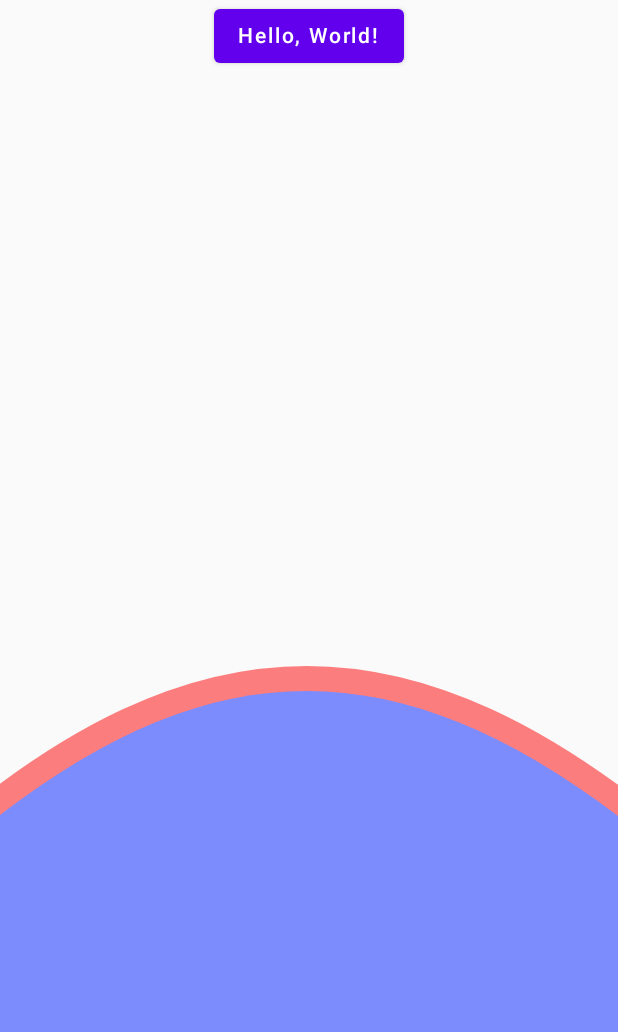
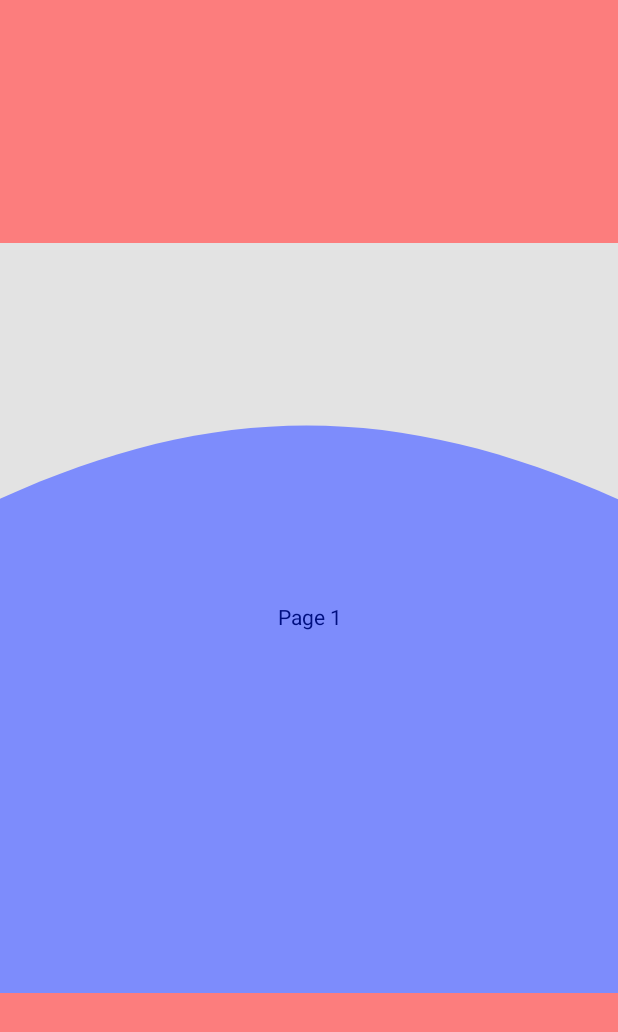
Before and after one commit to git-jr/KMPSensors, an Android app built with Jetpack Compose: the screen it shows after launch (MainActivity), on a phone screen of 412 x 824 dp. Shown: the top 1032 px of the screen. Run offline under Robolectric (Android 15) with nearby library versions, the phone set to English and light mode, and no system bars; our stand-ins replace Compose Multiplatform resources.

Commit message:
feat: adding horizontalPager with wave motions

```diff
--- a/androidApp/build.gradle.kts
+++ b/androidApp/build.gradle.kts
@@ -37,5 +37,5 @@ android {
     }
 }
 dependencies {
-    implementation("androidx.compose.foundation:foundation-layout-android:1.5.0")
+   // implementation("androidx.compose.foundation:foundation-layout-android:1.5.0")
 }
--- a/androidApp/src/androidMain/kotlin/com/myapplication/MainActivity.kt
+++ b/androidApp/src/androidMain/kotlin/com/myapplication/MainActivity.kt
@@ -1,5 +1,9 @@
 package com.myapplication
 
+//import androidx.compose.animation.core.Spring
+//import androidx.compose.animation.core.animateFloatAsState
+//import androidx.compose.animation.core.spring
+//import androidx.compose.foundation.Canvas
 import MainView
 import android.content.Context
 import android.hardware.Sensor
@@ -10,28 +14,9 @@ import android.os.Bundle
 import android.util.Log
 import androidx.activity.compose.setContent
 import androidx.appcompat.app.AppCompatActivity
-import androidx.compose.animation.core.Spring
-import androidx.compose.animation.core.animateFloatAsState
-import androidx.compose.animation.core.spring
-import androidx.compose.foundation.Canvas
-import androidx.compose.foundation.layout.Arrangement
-import androidx.compose.foundation.layout.Box
-import androidx.compose.foundation.layout.Column
-import androidx.compose.foundation.layout.fillMaxSize
-import androidx.compose.foundation.layout.fillMaxWidth
-import androidx.compose.foundation.layout.size
 import androidx.compose.runtime.getValue
-import androidx.compose.runtime.mutableFloatStateOf
+import androidx.compose.runtime.mutableStateOf
 import androidx.compose.runtime.setValue
-import androidx.compose.ui.Alignment
-import androidx.compose.ui.Modifier
-import androidx.compose.ui.draw.alpha
-import androidx.compose.ui.draw.rotate
-import androidx.compose.ui.graphics.Color
-import androidx.compose.ui.graphics.Path
-import androidx.compose.ui.graphics.drawscope.Fill
-import androidx.compose.ui.graphics.drawscope.Stroke
-import androidx.compose.ui.unit.dp
 import kotlin.math.PI
 
 
@@ -43,102 +28,110 @@ class MainActivity : AppCompatActivity(), SensorEventListener {
     private var gravity: FloatArray? = null
     private var geomagnetic: FloatArray? = null
 
-    private var valueToBeChangedOnTheLeft by mutableFloatStateOf(4f)
-    private var valueToBeChangedOnTheRight by mutableFloatStateOf(4f)
+    private var valueToBeChangedOnTheLeft by mutableStateOf(4f)
+    private var valueToBeChangedOnTheRight by mutableStateOf(4f)
 
-    private var rotate by mutableFloatStateOf(0f)
+    private var rotate by mutableStateOf(0f)
 
     override fun onCreate(savedInstanceState: Bundle?) {
         super.onCreate(savedInstanceState)
 
-        initSensors()
+        setContent {
+            MainView()
+        }
 
-        setContent {
-            val animatedOffset by animateFloatAsState(
-                targetValue = rotate,
-                animationSpec = spring(
-                    dampingRatio = Spring.DampingRatioHighBouncy,
-                    stiffness = Spring.StiffnessLow
-                ), label = "animated rotation"
-            )
+        //initSensors()
 
+        // Old()
+    }
 
-            Box {
-                Box(
-                    modifier = Modifier
-                        .rotate(animatedOffset)
-                        .fillMaxSize()
-                ) {
-                    MainView()
-                }
-
-                Column(
-                    modifier = Modifier
-                        .fillMaxSize(),
-                    verticalArrangement = Arrangement.Bottom,
-                    horizontalAlignment = Alignment.CenterHorizontally
-                ) {
-
-                    Box(
-                        modifier = Modifier
-                            .alpha(0.5f)
-                            .fillMaxWidth()
-                            .weight(1f),
-                        contentAlignment = Alignment.BottomCenter
-                    ) {
-
-                        var width: Float
-                        var height = 1080f
-
-
-                        val startHeight by animateFloatAsState(
-                            targetValue = height / valueToBeChangedOnTheLeft,
-                            animationSpec = spring(
-                                dampingRatio = Spring.DampingRatioHighBouncy,
-                                stiffness = Spring.StiffnessLow
-                            ), label = "animate of the start height"
-                        )
-
-                        val endHeight by animateFloatAsState(
-                            targetValue = height / valueToBeChangedOnTheRight,
-                            animationSpec = spring(
-                                dampingRatio = Spring.DampingRatioHighBouncy,
-                                stiffness = Spring.StiffnessLow
-                            ), label = "animate of the end height"
-                        )
-
-                        Canvas(
-                            modifier = Modifier
-                                .size(500.dp)
-                        ) {
-                            width = size.width
-                            height = size.height
-
-                            val peakHeight = height * 0.2f
-                            val dipHeight = height * 0.2f
-
-                            val path = Path().apply {
-                                moveTo(-50f, startHeight + 100)  // Começa no canto esquerdo
-                                cubicTo(
-                                    width * 0.33f, peakHeight,  // Primeiro ponto de controle
-                                    width * 0.66f, dipHeight,  // Segundo ponto de controle
-                                    width + 50, endHeight + 100  // Termina no canto direito
-                                )
-                                lineTo(width + 50, height)  // Vai para a borda inferior direita
-                                lineTo(-50f, height)  // Vai para a borda inferior esquerda
-                                close()  // Fecha o Path, voltando ao ponto inicial
-                            }
-
-                            drawPath(path, color = Color(255, 0, 0), style = Stroke(width = 50f))
-
-                            drawPath(path, color = Color(0, 30, 255, 255), style = Fill)
-
-                        }
-                    }
-                }
-            }
-        }
-    }
+//    private fun Old() {
+//        setContent {
+//            val animatedOffset by animateFloatAsState(
+//                targetValue = rotate,
+//                animationSpec = spring(
+//                    dampingRatio = Spring.DampingRatioHighBouncy,
+//                    stiffness = Spring.StiffnessLow
+//                ), label = "animated rotation"
+//            )
+//
+//
+//            Box {
+//                Box(
+//                    modifier = Modifier
+//                        .rotate(animatedOffset)
+//                        .fillMaxSize()
+//                ) {
+//                    MainView()
+//                }
+//
+//                Column(
+//                    modifier = Modifier
+//                        .fillMaxSize(),
+//                    verticalArrangement = Arrangement.Bottom,
+//                    horizontalAlignment = Alignment.CenterHorizontally
+//                ) {
+//
+//                    Box(
+//                        modifier = Modifier
+//                            .alpha(0.5f)
+//                            .fillMaxWidth()
+//                            .weight(1f),
+//                        contentAlignment = Alignment.BottomCenter
+//                    ) {
+//
+//                        var width: Float
+//                        var height = 1080f
+//
+//
+//                        val startHeight by animateFloatAsState(
+//                            targetValue = height / valueToBeChangedOnTheLeft,
+//                            animationSpec = spring(
+//                                dampingRatio = Spring.DampingRatioHighBouncy,
+//                                stiffness = Spring.StiffnessLow
+//                            ), label = "animate of the start height"
+//                        )
+//
+//                        val endHeight by animateFloatAsState(
+//                            targetValue = height / valueToBeChangedOnTheRight,
+//                            animationSpec = spring(
+//                                dampingRatio = Spring.DampingRatioHighBouncy,
+//                                stiffness = Spring.StiffnessLow
+//                            ), label = "animate of the end height"
+//                        )
+//
+//                        Canvas(
+//                            modifier = Modifier
+//                                .size(500.dp)
+//                        ) {
+//                            width = size.width
+//                            height = size.height
+//
+//                            val peakHeight = height * 0.2f
+//                            val dipHeight = height * 0.2f
+//
+//                            val path = Path().apply {
+//                                moveTo(-50f, startHeight + 100)  // Começa no canto esquerdo
+//                                cubicTo(
+//                                    width * 0.33f, peakHeight,  // Primeiro ponto de controle
+//                                    width * 0.66f, dipHeight,  // Segundo ponto de controle
+//                                    width + 50, endHeight + 100  // Termina no canto direito
+//                                )
+//                                lineTo(width + 50, height)  // Vai para a borda inferior direita
+//                                lineTo(-50f, height)  // Vai para a borda inferior esquerda
+//                                close()  // Fecha o Path, voltando ao ponto inicial
+//                            }
+//
+//                            drawPath(path, color = Color(255, 0, 0), style = Stroke(width = 50f))
+//
+//                            drawPath(path, color = Color(0, 30, 255, 255), style = Fill)
+//
+//                        }
+//                    }
+//                }
+//            }
+//        }
+//    }
 
 
     private fun initSensors() {
@@ -169,7 +162,12 @@ class MainActivity : AppCompatActivity(), SensorEventListener {
         if (gravity != null && geomagnetic != null) {
             val firstArrayOfRotation = FloatArray(9)
             val seconArrayOfRotation = FloatArray(9)
-            val success = SensorManager.getRotationMatrix(firstArrayOfRotation, seconArrayOfRotation, gravity, geomagnetic)
+            val success = SensorManager.getRotationMatrix(
+                firstArrayOfRotation,
+                seconArrayOfRotation,
+                gravity,
+                geomagnetic
+            )
             if (success) {
                 val orientation = FloatArray(3)
                 SensorManager.getOrientation(firstArrayOfRotation, orientation)
--- a/settings.gradle.kts
+++ b/settings.gradle.kts
@@ -1,4 +1,4 @@
-rootProject.name = "MyApplication"
+rootProject.name = "ComposeSensors"
 
 include(":androidApp")
 include(":shared")
--- a/shared/src/commonMain/kotlin/App.kt
+++ b/shared/src/commonMain/kotlin/App.kt
@@ -1,27 +1,204 @@
 import androidx.compose.animation.AnimatedVisibility
 import androidx.compose.animation.core.Spring
+import androidx.compose.animation.core.animateFloatAsState
 import androidx.compose.animation.core.spring
 import androidx.compose.animation.expandVertically
 import androidx.compose.animation.fadeIn
+import androidx.compose.foundation.Canvas
 import androidx.compose.foundation.Image
+import androidx.compose.foundation.background
+import androidx.compose.foundation.layout.Arrangement
+import androidx.compose.foundation.layout.Box
 import androidx.compose.foundation.layout.Column
+import androidx.compose.foundation.layout.fillMaxSize
 import androidx.compose.foundation.layout.fillMaxWidth
+import androidx.compose.foundation.layout.size
 import androidx.compose.material.Button
 import androidx.compose.material.MaterialTheme
 import androidx.compose.material.Text
 import androidx.compose.runtime.Composable
+import androidx.compose.runtime.LaunchedEffect
 import androidx.compose.runtime.getValue
 import androidx.compose.runtime.mutableStateOf
 import androidx.compose.runtime.remember
+import androidx.compose.runtime.rememberCoroutineScope
 import androidx.compose.runtime.setValue
 import androidx.compose.ui.Alignment
 import androidx.compose.ui.Modifier
+import androidx.compose.ui.draw.alpha
+import androidx.compose.ui.draw.rotate
+import androidx.compose.ui.graphics.Color
+import androidx.compose.ui.graphics.Path
+import androidx.compose.ui.graphics.drawscope.Fill
+import androidx.compose.ui.unit.dp
+import kotlinx.coroutines.delay
+import kotlinx.coroutines.launch
 import org.jetbrains.compose.resources.ExperimentalResourceApi
 import org.jetbrains.compose.resources.painterResource
 
+
+private var horizontalPagerInAction by mutableStateOf(false)
+private var valueToBeChangedOnTheLeft by mutableStateOf(0f)
+private var valueToBeChangedOnTheRight by mutableStateOf(0f)
+private var rotate by mutableStateOf(0)
+
+@Composable
+fun App() {
+
+    LaunchedEffect(Unit) {
+        if (getPlatformName() == "ios") {
+            valueToBeChangedOnTheLeft = 10f
+            valueToBeChangedOnTheRight = 10f
+        } else {
+            valueToBeChangedOnTheLeft = 6f
+            valueToBeChangedOnTheRight = 6f
+        }
+    }
+    val scope = rememberCoroutineScope()
+
+    MaterialTheme {
+        Box(
+            Modifier.fillMaxSize(),
+            contentAlignment = Alignment.Center
+        ) {
+            TabScreen(
+                modifier = Modifier,
+                hasMovedToLeft = {
+                    horizontalPagerInAction = true
+                    scope.launch {
+                        val originalValeuLeft = valueToBeChangedOnTheLeft
+                        val targetValeuLeft = originalValeuLeft * 4f
+
+                        valueToBeChangedOnTheLeft = targetValeuLeft
+                        delay(700)
+                        valueToBeChangedOnTheLeft = originalValeuLeft
+                        delay(700)
+                        horizontalPagerInAction = false
+                    }
+                    scope.launch {
+                        val originalValeuRight = valueToBeChangedOnTheRight
+                        val targetValeuRight = originalValeuRight / 2f
+
+                        valueToBeChangedOnTheRight = targetValeuRight
+                        delay(700)
+                        valueToBeChangedOnTheRight = originalValeuRight
+                        delay(700)
+                        horizontalPagerInAction = false
+                    }
+                },
+
+                hasMovedToRight = {
+                    horizontalPagerInAction = true
+                    scope.launch {
+                        val originalValeuLeft = valueToBeChangedOnTheLeft
+                        val targetValeuLeft = originalValeuLeft / 2f
+
+                        valueToBeChangedOnTheLeft = targetValeuLeft
+                        delay(700)
+                        valueToBeChangedOnTheLeft = originalValeuLeft
+                        delay(700)
+                        horizontalPagerInAction = false
+                    }
+                    scope.launch {
+                        val originalValeuRight = valueToBeChangedOnTheRight
+                        val targetValeuRight = originalValeuRight * 4f
+
+                        valueToBeChangedOnTheRight = targetValeuRight
+                        delay(700)
+                        valueToBeChangedOnTheRight = originalValeuRight
+                        delay(700)
+                        horizontalPagerInAction = false
+                    }
+                }
+            )
+
+            SimpleWave(
+                modifier = Modifier
+                    .alpha(0.5f)
+            )
+        }
+    }
+}
+
+@Composable
+private fun SimpleWave(modifier: Modifier) {
+    Column(
+        modifier = modifier
+            .fillMaxSize()
+            .background(Color.Red),
+        verticalArrangement = Arrangement.Center,
+        horizontalAlignment = Alignment.CenterHorizontally
+    ) {
+        Box(
+            modifier = Modifier
+                .fillMaxWidth()
+                .background(Color.LightGray),
+            contentAlignment = Alignment.Center
+        ) {
+
+            var width: Float
+            var height = 1080f
+
+            val animatedOffset by animateFloatAsState(
+                targetValue = rotate.toFloat(),
+                animationSpec = spring(
+                    dampingRatio = Spring.DampingRatioHighBouncy,
+                    stiffness = Spring.StiffnessHigh
+                )
+            )
+
+
+            val startHeight by animateFloatAsState(
+                targetValue = height / valueToBeChangedOnTheLeft,
+                animationSpec = spring(
+                    dampingRatio = Spring.DampingRatioHighBouncy,
+                    stiffness = Spring.StiffnessVeryLow
+                )
+            )
+
+            val endHeight by animateFloatAsState(
+                targetValue = height / valueToBeChangedOnTheRight,
+                animationSpec = spring(
+                    dampingRatio = Spring.DampingRatioHighBouncy,
+                    stiffness = Spring.StiffnessVeryLow
+                )
+            )
+
+            Canvas(
+                modifier = Modifier
+                    .size(500.dp)
+                    .rotate(animatedOffset)
+            ) {
+                width = size.width
+                height = size.height
+
+                val peakHeight = height * 0.2f
+                val dipHeight = height * 0.2f
+
+                val path = Path().apply {
+                    moveTo(-50f, startHeight + 100)  // Começa no canto esquerdo
+                    cubicTo(
+                        width * 0.33f, peakHeight,  // Primeiro ponto de controle
+                        width * 0.66f, dipHeight,  // Segundo ponto de controle
+                        width + 50, endHeight + 100  // Termina no canto direito
+                    )
+                    lineTo(width + 50, height)  // Vai para a borda inferior direita
+                    lineTo(-50f, height)  // Vai para a borda inferior esquerda
+                    close()  // Fecha o Path, voltando ao ponto inicial
+                }
+
+                //                            drawPath(path, color = Color(255, 0, 0), style = Stroke(width = 50f))
+
+                drawPath(path, color = Color(0, 30, 255, 255), style = Fill)
+
+            }
+        }
+    }
+}
+
 @OptIn(ExperimentalResourceApi::class)
 @Composable
-fun App() {
+fun AppOld() {
     MaterialTheme {
         var greetingText by remember { mutableStateOf("Hello, World!") }
         var showImage by remember { mutableStateOf(false) }
@@ -39,7 +216,8 @@ fun App() {
                         stiffness = Spring.StiffnessLow
                     )
                 ),
-                visible = showImage) {
+                visible = showImage
+            ) {
                 Image(
                     painterResource("compose-multiplatform.xml"),
                     null
--- /dev/null
+++ b/shared/src/commonMain/kotlin/TabScreen.kt
@@ -0,0 +1,45 @@
+import androidx.compose.foundation.ExperimentalFoundationApi
+import androidx.compose.foundation.layout.Box
+import androidx.compose.foundation.layout.fillMaxSize
+import androidx.compose.foundation.pager.HorizontalPager
+import androidx.compose.foundation.pager.rememberPagerState
+import androidx.compose.material3.Text
+import androidx.compose.runtime.Composable
+import androidx.compose.runtime.LaunchedEffect
+import androidx.compose.ui.Alignment
+import androidx.compose.ui.Modifier
+import androidx.compose.ui.text.style.TextAlign
+
+@OptIn(ExperimentalFoundationApi::class)
+@Composable
+fun TabScreen(
+    modifier: Modifier = Modifier,
+    hasMovedToLeft: () -> Unit = {},
+    hasMovedToRight: () -> Unit = {}
+) {
+    val textTabs = listOf("Page 1", "Page 2")
+    val pagerState = rememberPagerState()
+
+    LaunchedEffect(pagerState.currentPage) {
+        when (pagerState.currentPage) {
+            0 -> hasMovedToLeft()
+            1 -> hasMovedToRight()
+        }
+    }
+
+
+
+    HorizontalPager(state = pagerState, pageCount = textTabs.size) { page ->
+        Box(
+            modifier = modifier
+                .fillMaxSize(),
+            contentAlignment = Alignment.Center
+        ) {
+            Text(
+                text = textTabs[page],
+                textAlign = TextAlign.Center,
+            )
+        }
+    }
+
+}
```
Also changed, not shown: shared/build.gradle.kts (+5 -2 lines).
